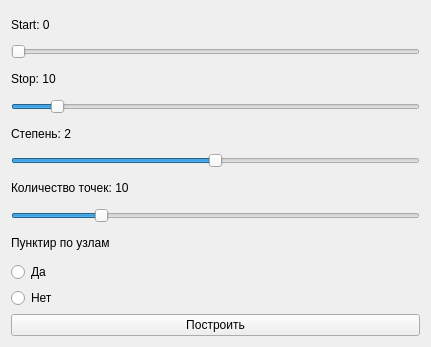
The window that code_interfaces/ui/b_variable.ui (mercurialpro/p-splines) describes before a commit, drawn with Qt 5.
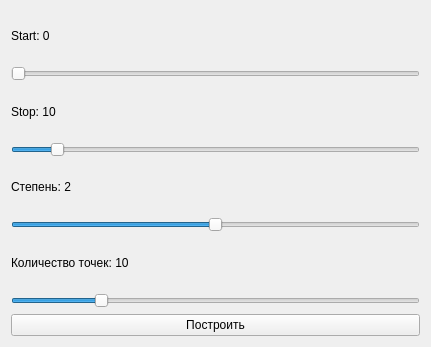
The same window after the commit.

Commit message: Минорное

The edit to the form file:
```diff
--- a/code_interfaces/ui/b_variable.ui
+++ b/code_interfaces/ui/b_variable.ui
@@ -103,27 +103,6 @@
      </property>
     </widget>
    </item>
-   <item>
-    <widget class="QLabel" name="label_ro">
-     <property name="text">
-      <string>Пунктир по узлам</string>
-     </property>
-    </widget>
-   </item>
-   <item>
-    <widget class="QRadioButton" name="radioButton_rotrue">
-     <property name="text">
-      <string>Да</string>
-     </property>
-    </widget>
-   </item>
-   <item>
-    <widget class="QRadioButton" name="radioButton_rofalse">
-     <property name="text">
-      <string>Нет</string>
-     </property>
-    </widget>
-   </item>
    <item>
     <widget class="QPushButton" name="button_apply">
      <property name="text">
```
